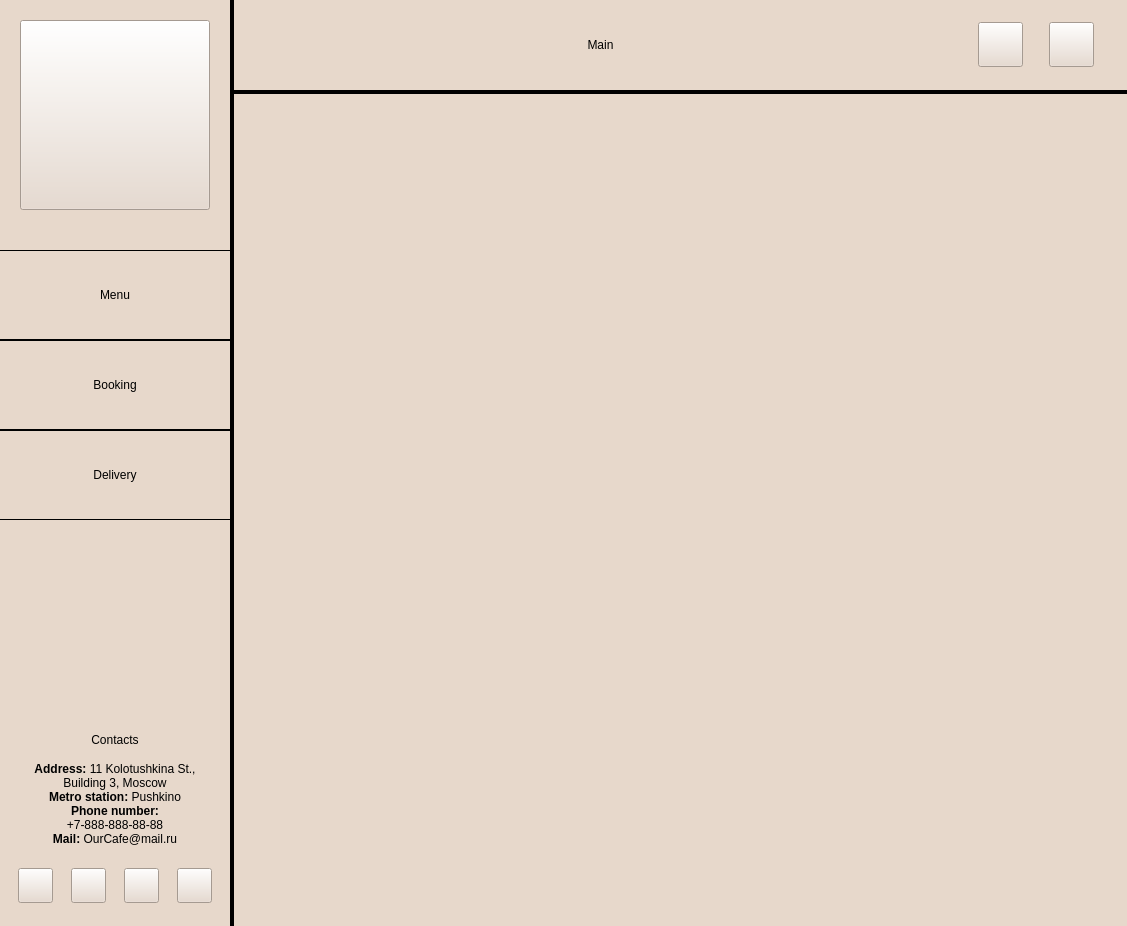
Before: the Qt Designer form application/mainwindow.ui in redm0unt/OurCafe, drawn with Qt 5.
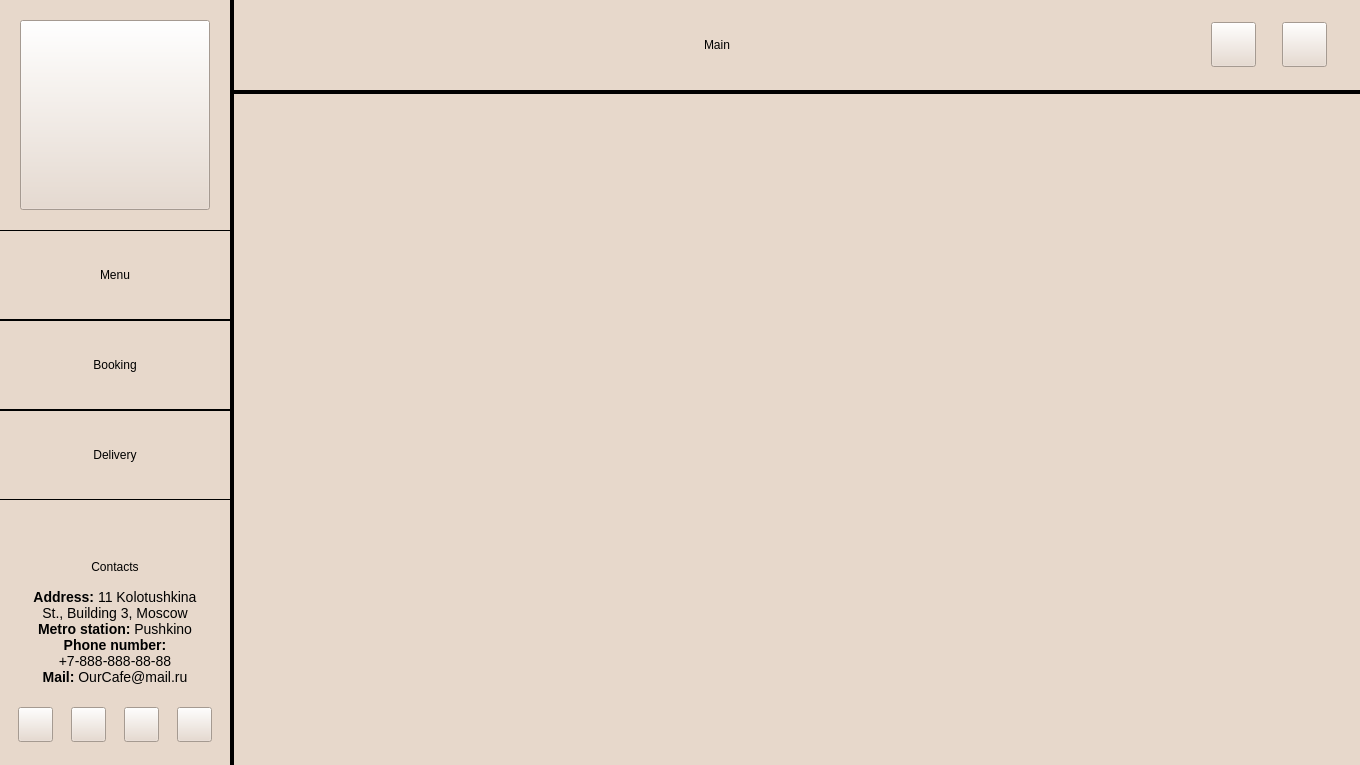
After: the same form once the commit is applied. Icons and pictures are not drawn.

Commit message: Crossdevice adjustment. Font normalization

```diff
--- a/application/mainwindow.ui
+++ b/application/mainwindow.ui
@@ -6,8 +6,8 @@
    <rect>
     <x>0</x>
     <y>0</y>
-    <width>1127</width>
-    <height>926</height>
+    <width>1360</width>
+    <height>765</height>
    </rect>
   </property>
   <property name="sizePolicy">
@@ -188,12 +188,12 @@
           <enum>Qt::Vertical</enum>
          </property>
          <property name="sizeType">
-          <enum>QSizePolicy::Maximum</enum>
+          <enum>QSizePolicy::Fixed</enum>
          </property>
          <property name="sizeHint" stdset="0">
           <size>
            <width>45</width>
-           <height>40</height>
+           <height>20</height>
           </size>
          </property>
         </spacer>
@@ -324,7 +324,7 @@
          <property name="maximumSize">
           <size>
            <width>16777215</width>
-           <height>20</height>
+           <height>50</height>
           </size>
          </property>
          <property name="styleSheet">
@@ -393,7 +393,7 @@
              <enum>Qt::NoFocus</enum>
             </property>
             <property name="styleSheet">
-             <string notr="true">font: 13pt &quot;Bodoni Moda 9pt&quot;;</string>
+             <string notr="true">font: 14px;</string>
             </property>
             <property name="frameShadow">
              <enum>QFrame::Plain</enum>
```
Left out of the diff: 18 changed lines with no effect on the pictures. The commit also changes 596 other files.
